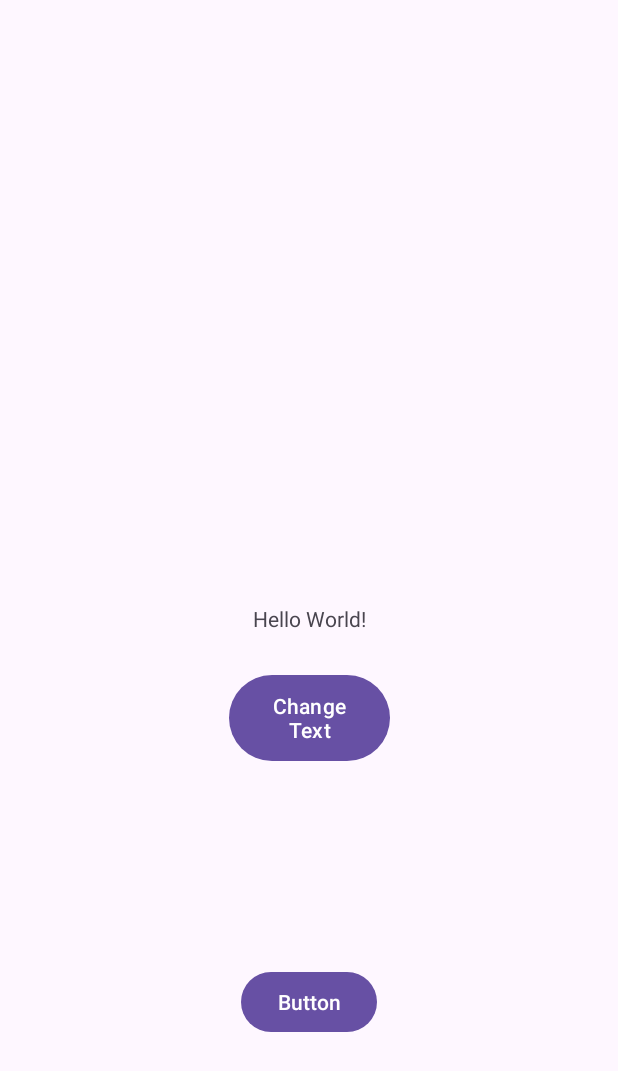
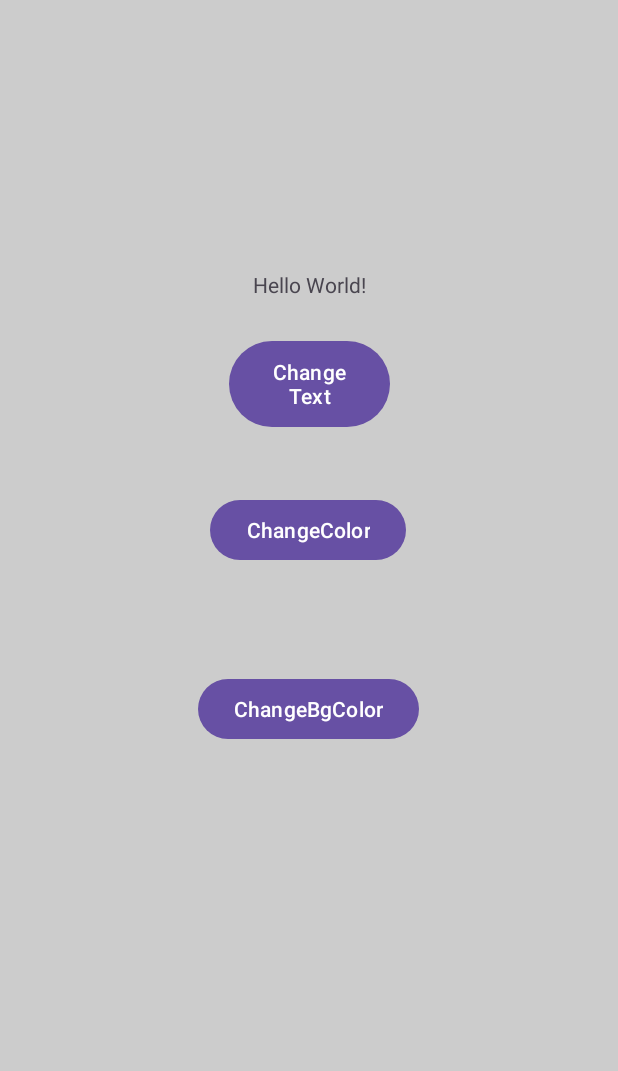
Before and after one commit to MubaraqYusuf/HelloWorld, an Android app: the screen it shows after launch (MainActivity), on a phone screen of 412 x 824 dp. Shown: the top 1071 px of the screen. Run offline under Robolectric (Android 15) with nearby library versions, the phone set to English and light mode, and no system bars.

Commit message:
Added the 3rd button and event handling logic

```diff
--- a/app/src/main/java/com/example/helloworld/MainActivity.java
+++ b/app/src/main/java/com/example/helloworld/MainActivity.java
@@ -8,6 +8,7 @@ import android.widget.TextView;
 
 import androidx.activity.EdgeToEdge;
 import androidx.appcompat.app.AppCompatActivity;
+import androidx.constraintlayout.widget.ConstraintLayout;
 import androidx.core.graphics.Insets;
 import androidx.core.view.ViewCompat;
 import androidx.core.view.WindowInsetsCompat;
@@ -15,6 +16,8 @@ import androidx.core.view.WindowInsetsCompat;
 public class MainActivity extends AppCompatActivity {
     TextView tvDemoLabel;
     Button changeColorButton;
+    Button changeBgButton;
+
 
     @Override
     protected void onCreate(Bundle savedInstanceState) {
@@ -32,10 +35,23 @@ public class MainActivity extends AppCompatActivity {
         changeColorButton.setOnClickListener(new View.OnClickListener() {
             @Override
             public void onClick(View v) {
-                tvDemoLabel.setTextColor(Color.parseColor("#FF0000"));
+                tvDemoLabel.setTextColor(Color.parseColor("#FFFF00"));
                 tvDemoLabel.setBackgroundColor(Color.GRAY );
             }
         });
+
+        ConstraintLayout rootLayout = findViewById(R.id.main);
+        rootLayout.setBackgroundColor(Color.LTGRAY);
+
+        changeBgButton = findViewById(R.id.btnChangeBgColor);
+        changeBgButton.setOnClickListener(new View.OnClickListener() {
+            @Override
+            public void onClick(View v) {
+                tvDemoLabel.setBackgroundColor(Color.GREEN );
+            }
+        });
+
+
     }
 
     public void changeTextClick(View view) {
--- a/app/src/main/res/layout/activity_main.xml
+++ b/app/src/main/res/layout/activity_main.xml
@@ -15,7 +15,8 @@
         app:layout_constraintBottom_toBottomOf="parent"
         app:layout_constraintEnd_toEndOf="parent"
         app:layout_constraintStart_toStartOf="parent"
-        app:layout_constraintTop_toTopOf="parent" />
+        app:layout_constraintTop_toTopOf="parent"
+        app:layout_constraintVertical_bias="0.224" />
 
     <Button
         android:id="@+id/btnChangeTextClick"
@@ -37,10 +38,25 @@
         android:id="@+id/btnChangeColor"
         android:layout_width="wrap_content"
         android:layout_height="wrap_content"
-        android:text="Button"
+        android:text="ChangeColor"
         app:layout_constraintBottom_toBottomOf="parent"
         app:layout_constraintEnd_toEndOf="parent"
+        app:layout_constraintHorizontal_bias="0.498"
         app:layout_constraintStart_toStartOf="parent"
-        app:layout_constraintTop_toBottomOf="@+id/btnChangeTextClick" />
+        app:layout_constraintTop_toBottomOf="@+id/btnChangeTextClick"
+        app:layout_constraintVertical_bias="0.084" />
+
+    <Button
+        android:id="@+id/btnChangeBgColor"
+        android:layout_width="wrap_content"
+        android:layout_height="wrap_content"
+        android:layout_marginTop="24dp"
+        android:text="ChangeBgColor"
+        app:layout_constraintBottom_toBottomOf="parent"
+        app:layout_constraintEnd_toEndOf="parent"
+        app:layout_constraintHorizontal_bias="0.498"
+        app:layout_constraintStart_toStartOf="parent"
+        app:layout_constraintTop_toBottomOf="@+id/btnChangeColor"
+        app:layout_constraintVertical_bias="0.126" />
 
 </androidx.constraintlayout.widget.ConstraintLayout>
```
